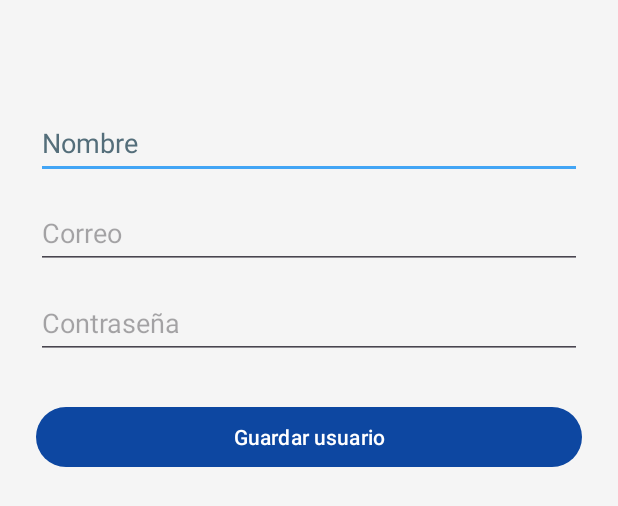
After one commit to dsaulcuevaramos/ProyectMovil, an Android app: the layout usuario_dialog.xml on its own in the app's theme, with its tools: preview values and no code run, on a phone screen of 412 x 824 dp. The commit adds this screen. Shown: the top 506 px of the screen. Run offline under Robolectric (Android 15) with nearby library versions, the phone set to English and light mode, and no system bars.

Commit message:
feat: creación de Tabla y vistas de Usuario

```diff
--- a/app/src/main/AndroidManifest.xml
+++ b/app/src/main/AndroidManifest.xml
@@ -13,6 +13,9 @@
         android:theme="@style/Theme.ProyectMovil"
         tools:targetApi="31">
         <activity
+            android:name=".Activities.UsuarioAll"
+            android:exported="false" />
+        <activity
             android:name=".Activities.MainActivity"
             android:exported="true">
             <intent-filter>
--- a/app/src/main/java/com/codedev/proyectmovil/Helpers/MainHelper.java
+++ /dev/null
@@ -1,4 +0,0 @@
-package com.codedev.proyectmovil.Helpers;
-
-public class MainHelper {
-}
--- a/app/src/main/java/com/codedev/proyectmovil/Models/MainModel.java
+++ /dev/null
@@ -1,4 +0,0 @@
-package com.codedev.proyectmovil.Models;
-
-public class MainModel {
-}
--- /dev/null
+++ b/app/src/main/res/layout/usuario_dialog.xml
@@ -0,0 +1,65 @@
+<?xml version="1.0" encoding="utf-8"?>
+<LinearLayout xmlns:android="http://schemas.android.com/apk/res/android"
+    xmlns:app="http://schemas.android.com/apk/res-auto"
+    xmlns:tools="http://schemas.android.com/tools"
+    android:layout_width="match_parent"
+    android:layout_height="match_parent"
+    android:elevation="6dp"
+    android:orientation="vertical"
+    android:padding="24dp">
+
+    <TextView
+        android:id="@+id/txtTitulo"
+        android:layout_width="match_parent"
+        android:layout_height="wrap_content"
+        android:text=""
+        android:textColor="?attr/colorOnSurface"
+        android:textStyle="bold"
+        android:textSize="20sp"
+        android:gravity="center"
+        android:layout_marginBottom="20dp" />
+
+    <EditText
+        android:id="@+id/edtNuevoNombre"
+        android:layout_width="match_parent"
+        android:layout_height="wrap_content"
+        android:layout_marginBottom="12dp"
+        android:autofillHints=""
+        android:hint="@string/usuario_hint_nombre"
+        android:inputType="text"
+        android:minHeight="48dp"
+        android:textColorHint="#546E7A"
+        tools:ignore="VisualLintTextFieldSize" />
+
+    <EditText
+        android:id="@+id/edtNuevoCorreo"
+        android:layout_width="match_parent"
+        android:layout_height="wrap_content"
+        android:layout_marginBottom="12dp"
+        android:autofillHints=""
+        android:hint="@string/usuario_hint_correo"
+        android:inputType="textEmailAddress"
+        android:minHeight="48dp"
+        tools:ignore="VisualLintTextFieldSize" />
+
+    <EditText
+        android:id="@+id/edtNuevaContrasenia"
+        android:layout_width="match_parent"
+        android:layout_height="wrap_content"
+        android:layout_marginBottom="20dp"
+        android:autofillHints=""
+        android:hint="@string/usuario_hint_contrasenia"
+        android:inputType="textPassword"
+        android:minHeight="48dp"
+        tools:ignore="VisualLintTextFieldSize" />
+
+    <Button
+        android:id="@+id/btnGuardarNuevo"
+        android:layout_width="match_parent"
+        android:layout_height="wrap_content"
+        android:layout_marginTop="8dp"
+        android:text="@string/usuario_btn_guardar_form"
+        android:textAllCaps="false"
+        app:iconPadding="10dp"
+        tools:ignore="VisualLintButtonSize" />
+</LinearLayout>
--- a/app/src/main/res/values/colors.xml
+++ b/app/src/main/res/values/colors.xml
@@ -2,4 +2,5 @@
 <resources>
     <color name="black">#FF000000</color>
     <color name="white">#FFFFFFFF</color>
+    <color name="colorError">#F44336</color>
 </resources>
--- a/app/src/main/res/values/strings.xml
+++ b/app/src/main/res/values/strings.xml
@@ -1,3 +1,16 @@
 <resources>
     <string name="app_name">ProyectMovil</string>
+
+<!--    usuarios-->
+    <string name="usuario_show_nombre">Nombre</string>
+    <string name="usuario_show_correo">correo@email.com</string>
+    <string name="usuario_btn_editar">Editar</string>
+    <string name="usuario_btn_eliminar">Eliminar</string>
+    <string name="usuario_btn_agregar">Agregar Usuario</string>
+    <string name="usuario_btn_guardar_form">Guardar usuario</string>
+    <string name="usuario_hint_contrasenia">Contraseña</string>
+    <string name="usuario_hint_correo">Correo</string>
+    <string name="usuario_hint_nombre">Nombre</string>
+
+
 </resources>
```
Also changed, not shown: app/src/main/java/com/codedev/proyectmovil/Activities/UsuarioAll.java (added, +26 -0 lines), app/src/main/java/com/codedev/proyectmovil/Helpers/DatabaseHelper.java (added, +30 -0 lines), app/src/main/java/com/codedev/proyectmovil/Helpers/Usuario/UsuarioDAO.java (added, +75 -0 lines), app/src/main/java/com/codedev/proyectmovil/Helpers/Usuario/UsuarioTable.java (added, +19 -0 lines), app/src/main/java/com/codedev/proyectmovil/Models/UsuarioModel.java (added, +75 -0 lines), app/src/main/res/layout/usuario_activity.xml (added, +29 -0 lines), app/src/main/res/layout/usuario_item.xml (added, +63 -0 lines).
